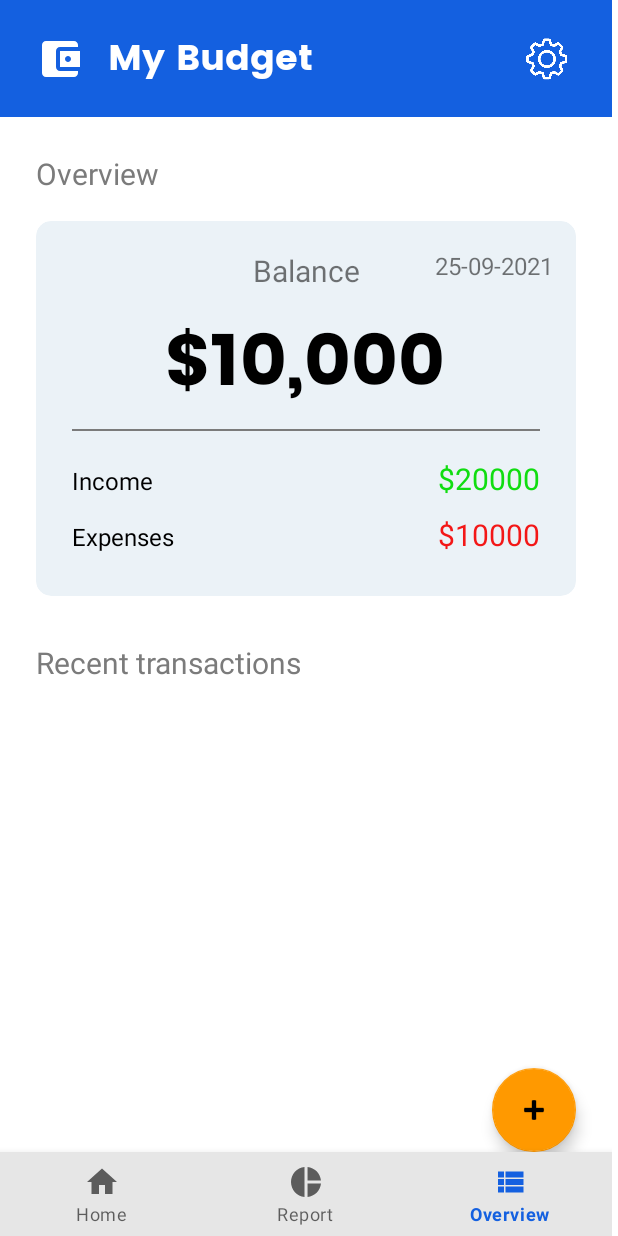
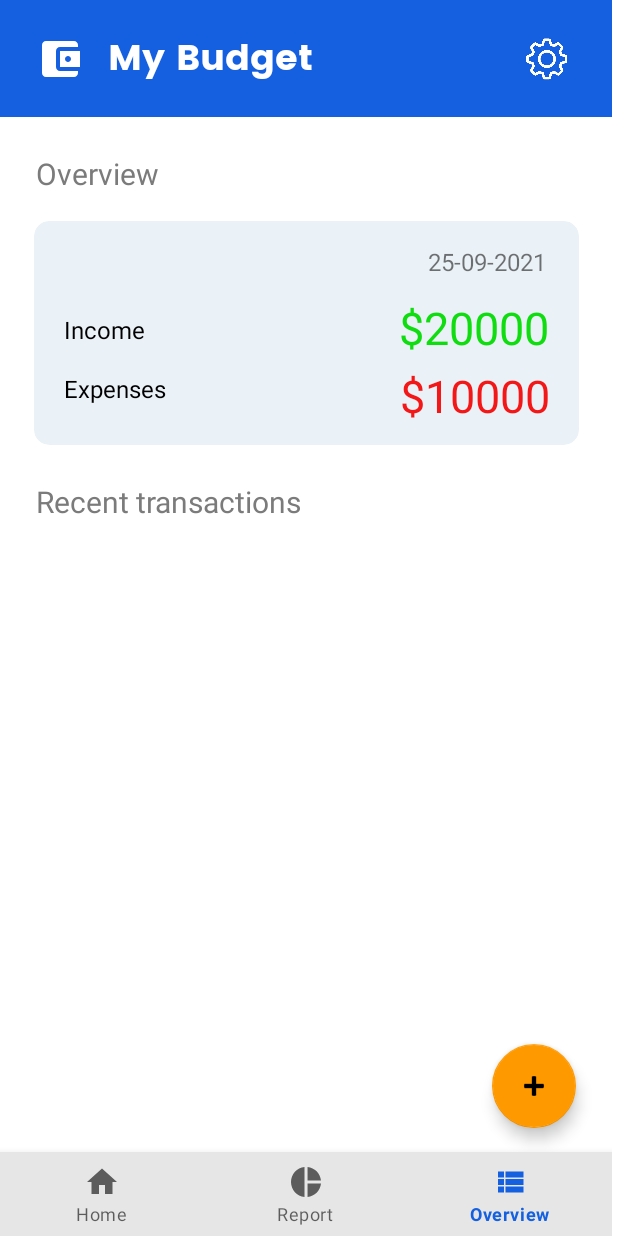
Before and after one commit to hiruniSam/MyManager-App, an Android app: the screen it shows after launch (BudgetOverview), on a phone screen of 412 x 824 dp. Run offline under Robolectric (Android 15) with nearby library versions, the light colour scheme and no system bars; our stand-ins replace Firebase (no records; nobody signed in at launch, a user with empty details on screens opened directly).

Commit message:
Updated budgetManagement

```diff
--- a/app/build.gradle
+++ b/app/build.gradle
@@ -49,8 +49,6 @@ dependencies {
 }
 
 dependencies {
-
-
     implementation 'org.jetbrains:annotations:15.0'
     implementation 'com.google.firebase:firebase-database:20.0.2'
     implementation 'com.github.PhilJay:MPAndroidChart:v3.1.0'
--- a/app/src/main/java/com/example/mymanager/AddTransaction.java
+++ b/app/src/main/java/com/example/mymanager/AddTransaction.java
@@ -128,11 +128,7 @@ public class AddTransaction extends AppCompatActivity {
                         clearControls();
                     }
                 });
-
-
             }
-
-
         }
 
     public void insertExpenseData(View view){
--- a/app/src/main/java/com/example/mymanager/Report.java
+++ b/app/src/main/java/com/example/mymanager/Report.java
@@ -33,6 +33,7 @@ public class Report extends AppCompatActivity {
     protected void onCreate(Bundle savedInstanceState) {
         super.onCreate(savedInstanceState);
         setContentView(R.layout.activity_report);
+        //dbRef = FirebaseDatabase.getInstance().getReference().child("Expense");
 
         //navigation-bottomNavBar
         BottomNavigationView bottomNavigationView = (BottomNavigationView)findViewById(R.id.budgetNavBar);
@@ -57,6 +58,8 @@ public class Report extends AppCompatActivity {
                 return false;
             }
         });
+
+
 
 
         setupPieChart();
--- a/app/src/main/res/layout/activity_budget_overview.xml
+++ b/app/src/main/res/layout/activity_budget_overview.xml
@@ -81,7 +81,7 @@
         android:background="@color/white"
         app:layout_constraintBottom_toTopOf="@+id/budgetNavBar"
         app:layout_constraintEnd_toEndOf="parent"
-        app:layout_constraintHorizontal_bias="0.0"
+        app:layout_constraintHorizontal_bias="1.0"
         app:layout_constraintStart_toStartOf="parent"
         app:layout_constraintTop_toBottomOf="@+id/linearLayout"
         app:layout_constraintVertical_bias="0.0">
@@ -108,11 +108,13 @@
 
         <androidx.cardview.widget.CardView
             android:id="@+id/cardView"
-            android:layout_width="0dp"
-            android:layout_height="250dp"
-            android:layout_marginLeft="24dp"
+            android:layout_width="363dp"
+            android:layout_height="149dp"
+            android:layout_marginStart="22dp"
+            android:layout_marginLeft="22dp"
             android:layout_marginTop="16dp"
-            android:layout_marginRight="24dp"
+            android:layout_marginEnd="22dp"
+            android:layout_marginRight="22dp"
             android:layout_marginBottom="244dp"
             app:cardBackgroundColor="@color/light_background"
             app:cardCornerRadius="10dp"
@@ -130,152 +132,93 @@
                 android:layout_height="match_parent">
 
                 <TextView
-                    android:id="@+id/balance_amount"
-                    android:layout_width="wrap_content"
-                    android:layout_height="wrap_content"
-                    android:fontFamily="@font/poppins_bold"
-                    android:gravity="center_horizontal"
-                    android:text="@string/balance_amount"
-                    android:textAlignment="center"
-                    android:textColor="@color/black"
-                    android:textSize="48sp"
-                    app:layout_constraintBottom_toBottomOf="parent"
-                    app:layout_constraintEnd_toEndOf="parent"
-                    app:layout_constraintHorizontal_bias="0.493"
-                    app:layout_constraintStart_toStartOf="parent"
-                    app:layout_constraintTop_toBottomOf="@+id/textView6"
-                    app:layout_constraintVertical_bias="0.069" />
-
-                <TextView
-                    android:id="@+id/textView6"
-                    android:layout_width="104dp"
-                    android:layout_height="27dp"
-                    android:layout_marginStart="24dp"
-                    android:layout_marginLeft="24dp"
-                    android:layout_marginTop="19dp"
-                    android:layout_marginEnd="24dp"
-                    android:layout_marginRight="24dp"
-                    android:layout_marginBottom="212dp"
-                    android:gravity="center_horizontal"
-                    android:text="Balance"
-                    android:textAlignment="center"
-                    android:textSize="20sp"
-                    app:layout_constraintBottom_toBottomOf="parent"
-                    app:layout_constraintEnd_toEndOf="parent"
-                    app:layout_constraintStart_toStartOf="parent"
-                    app:layout_constraintTop_toTopOf="parent"
-                    app:layout_constraintVertical_bias="0.0" />
-
-                <TextView
                     android:id="@+id/textView8"
                     android:layout_width="91dp"
                     android:layout_height="22dp"
-                    android:layout_marginStart="27dp"
-                    android:layout_marginLeft="27dp"
-                    android:layout_marginTop="19dp"
-                    android:layout_marginEnd="21dp"
-                    android:layout_marginRight="21dp"
-                    android:layout_marginBottom="209dp"
+                    android:layout_marginTop="16dp"
+                    android:layout_marginEnd="22dp"
+                    android:layout_marginRight="22dp"
                     android:gravity="end"
                     android:text="11/08/2021"
                     android:textAlignment="textEnd"
                     android:textSize="16sp"
-                    app:layout_constraintBottom_toBottomOf="parent"
                     app:layout_constraintEnd_toEndOf="parent"
-                    app:layout_constraintHorizontal_bias="0.545"
-                    app:layout_constraintStart_toEndOf="@+id/textView6"
-                    app:layout_constraintTop_toTopOf="parent"
-                    app:layout_constraintVertical_bias="1.0" />
-
-                <View
-                    android:id="@+id/view"
-                    android:layout_width="0dp"
-                    android:layout_height="1dp"
-                    android:layout_marginStart="24dp"
-                    android:layout_marginLeft="24dp"
-                    android:layout_marginEnd="24dp"
-                    android:layout_marginRight="24dp"
-                    android:background="@color/grey"
-                    app:layout_constraintBottom_toBottomOf="parent"
-                    app:layout_constraintEnd_toEndOf="parent"
-                    app:layout_constraintStart_toStartOf="parent"
-                    app:layout_constraintTop_toTopOf="parent"
-                    app:layout_constraintVertical_bias="0.558" />
+                    app:layout_constraintTop_toTopOf="parent" />
 
                 <TextView
                     android:id="@+id/total_income_label"
-                    android:layout_width="0dp"
-                    android:layout_height="24dp"
-                    android:layout_marginStart="24dp"
-                    android:layout_marginLeft="24dp"
-                    android:gravity="start"
+                    android:layout_width="135dp"
+                    android:layout_height="33dp"
+                    android:layout_marginStart="22dp"
+                    android:layout_marginLeft="22dp"
+                    android:layout_marginTop="56dp"
+                    android:gravity="start|center_vertical"
                     android:text="@string/total_income_label"
                     android:textAlignment="textStart"
                     android:textColor="@color/black"
                     android:textSize="16sp"
-                    app:layout_constraintBaseline_toBaselineOf="@+id/total_income"
                     app:layout_constraintEnd_toEndOf="parent"
                     app:layout_constraintEnd_toStartOf="@+id/total_income"
                     app:layout_constraintHorizontal_bias="0.5"
-                    app:layout_constraintStart_toStartOf="parent" />
+                    app:layout_constraintStart_toStartOf="parent"
+                    app:layout_constraintTop_toTopOf="parent" />
 
                 <TextView
                     android:id="@+id/total_income"
-                    android:layout_width="0dp"
-                    android:layout_height="24dp"
-                    android:layout_marginEnd="24dp"
-                    android:layout_marginRight="24dp"
+                    android:layout_width="188dp"
+                    android:layout_height="41dp"
+                    android:layout_marginEnd="22dp"
+                    android:layout_marginRight="22dp"
                     android:gravity="end"
                     android:text="@string/total_income"
                     android:textAlignment="textEnd"
                     android:textColor="@color/green"
-                    android:textSize="20sp"
+                    android:textSize="30sp"
                     app:layout_constraintBottom_toBottomOf="parent"
                     app:layout_constraintEnd_toEndOf="parent"
                     app:layout_constraintHorizontal_bias="0.5"
                     app:layout_constraintStart_toEndOf="@+id/total_income_label"
-                    app:layout_constraintTop_toBottomOf="@+id/view"
-                    app:layout_constraintVertical_bias="0.209" />
+                    app:layout_constraintTop_toTopOf="parent"
+                    app:layout_constraintVertical_bias="0.47" />
 
                 <TextView
                     android:id="@+id/total_expense_label"
-                    android:layout_width="0dp"
-                    android:layout_height="24dp"
-                    android:layout_marginStart="24dp"
-                    android:layout_marginLeft="24dp"
-                    android:gravity="start"
+                    android:layout_width="134dp"
+                    android:layout_height="37dp"
+                    android:layout_marginStart="22dp"
+                    android:layout_marginLeft="22dp"
+                    android:layout_marginTop="4dp"
+                    android:gravity="start|center_vertical"
                     android:text="@string/total_expense_label"
                     android:textAlignment="textStart"
                     android:textColor="@color/black"
                     android:textSize="16sp"
-                    app:layout_constraintBaseline_toBaselineOf="@+id/total_expenses"
                     app:layout_constraintEnd_toEndOf="parent"
                     app:layout_constraintEnd_toStartOf="@+id/total_expenses"
                     app:layout_constraintHorizontal_bias="0.5"
-                    app:layout_constraintStart_toStartOf="parent" />
+                    app:layout_constraintStart_toStartOf="parent"
+                    app:layout_constraintTop_toBottomOf="@+id/total_income_label" />
 
                 <TextView
                     android:id="@+id/total_expenses"
-                    android:layout_width="0dp"
-                    android:layout_height="24dp"
-                    android:layout_marginTop="13dp"
-                    android:layout_marginEnd="24dp"
-                    android:layout_marginRight="24dp"
-                    android:layout_marginBottom="49dp"
+                    android:layout_width="190dp"
+                    android:layout_height="38dp"
+                    android:layout_marginTop="4dp"
+                    android:layout_marginEnd="22dp"
+                    android:layout_marginRight="22dp"
                     android:gravity="end"
                     android:text="@string/total_expenses"
                     android:textAlignment="textEnd"
                     android:textColor="@color/red"
-                    android:textSize="20sp"
-                    app:layout_constraintBottom_toBottomOf="parent"
+                    android:textSize="30sp"
                     app:layout_constraintEnd_toEndOf="parent"
                     app:layout_constraintHorizontal_bias="0.5"
                     app:layout_constraintStart_toEndOf="@+id/total_expense_label"
-                    app:layout_constraintTop_toBottomOf="@+id/total_income"
-                    app:layout_constraintVertical_bias="0.0" />
+                    app:layout_constraintTop_toBottomOf="@+id/total_income" />
 
             </androidx.constraintlayout.widget.ConstraintLayout>
         </androidx.cardview.widget.CardView>
+
 
         <TextView
             android:id="@+id/overview_subtitle2"
@@ -295,13 +238,12 @@
             app:layout_constraintHorizontal_bias="0.0"
             app:layout_constraintStart_toStartOf="parent"
             app:layout_constraintTop_toBottomOf="@+id/cardView"
-            app:layout_constraintVertical_bias="0.02" />
-
+            app:layout_constraintVertical_bias="0.0" />
 
         <androidx.recyclerview.widget.RecyclerView
             android:id="@+id/budgetRecycler"
-            android:layout_width="362dp"
-            android:layout_height="137dp"
+            android:layout_width="381dp"
+            android:layout_height="200dp"
             android:layout_marginTop="12dp"
             app:layout_constraintEnd_toEndOf="parent"
             app:layout_constraintHorizontal_bias="0.489"
@@ -312,10 +254,11 @@
             android:id="@+id/floatingActionButton"
             android:layout_width="wrap_content"
             android:layout_height="wrap_content"
+            android:layout_marginBottom="16dp"
             android:clickable="true"
             app:layout_constraintBottom_toBottomOf="parent"
             app:layout_constraintEnd_toEndOf="parent"
-            app:layout_constraintHorizontal_bias="0.932"
+            app:layout_constraintHorizontal_bias="0.931"
             app:layout_constraintStart_toStartOf="parent"
             app:srcCompat="@android:drawable/ic_input_add" />
 
```
Also changed, not shown: app/src/main/java/com/example/mymanager/BudgetOverview.java (+4 -10 lines), app/src/main/res/layout/retrieve.xml (+7 -6 lines), app/src/main/res/layout/update.xml (+22 -54 lines), app/src/main/res/drawable/house.png (added), app/src/main/res/drawable/other.png (added), app/src/main/res/drawable/pills.png (added).
